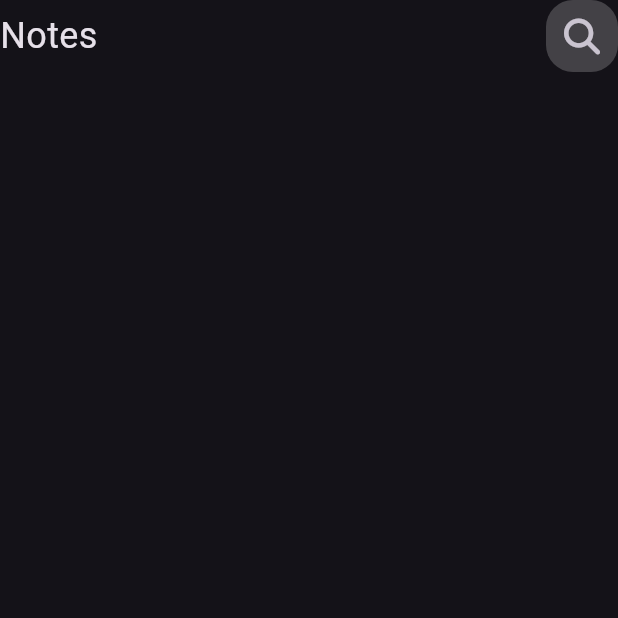
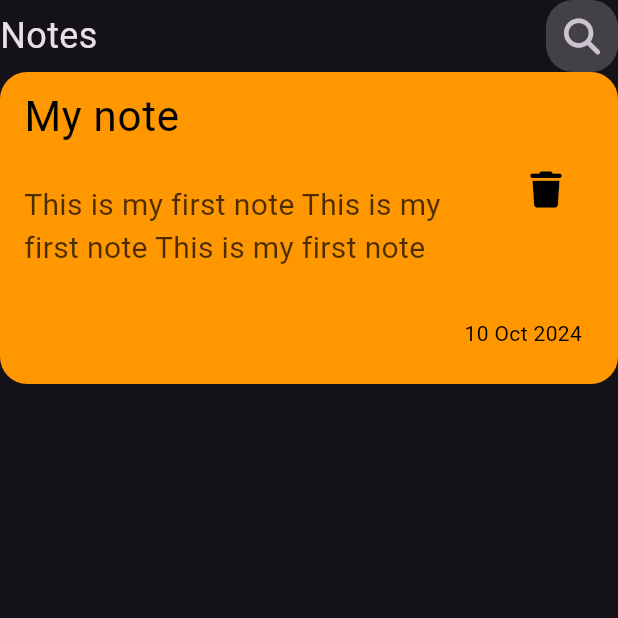
Before and after one commit to khaledgomah/notes_app, a Flutter app: the screen it shows after launch, on a phone screen of 412 x 824 dp, the top half of it. Run offline on Flutter 3.47's test engine with Material 3 defaults, Android fonts, the phone set to English and light mode, and no system bars; our stand-ins replace font_awesome_flutter.

Commit message:
create note item

```diff
--- a/lib/views/home_view.dart
+++ b/lib/views/home_view.dart
@@ -1,19 +1,17 @@
 import 'package:flutter/material.dart';
 import 'package:font_awesome_flutter/font_awesome_flutter.dart';
 import 'package:notes_app/widgets/custom_app_bar.dart';
+import 'package:notes_app/widgets/note_item.dart';
 
 class HomeView extends StatelessWidget {
   const HomeView({super.key});
 
   @override
   Widget build(BuildContext context) {
-    return Scaffold(
+    return const Scaffold(
       body: SafeArea(
         child: Column(
-          children: [
-            CustomAppBar(),
-
-          ],
+          children: [CustomAppBar(), NoteItem()],
         ),
       ),
     );
--- /dev/null
+++ b/lib/widgets/note_item.dart
@@ -0,0 +1,54 @@
+import 'package:flutter/material.dart';
+import 'package:font_awesome_flutter/font_awesome_flutter.dart';
+
+class NoteItem extends StatelessWidget {
+  const NoteItem({
+    super.key,
+  });
+
+  @override
+  Widget build(BuildContext context) {
+    return Container(
+      decoration: BoxDecoration(
+        borderRadius: BorderRadius.circular(18),
+        color: Colors.orange,
+      ),
+      child: Column(
+        crossAxisAlignment: CrossAxisAlignment.end,
+        children: [
+          ListTile(
+            textColor: Colors.black,
+            iconColor: Colors.black,
+            trailing: Column(
+              children: [
+                IconButton(
+                  icon: const Icon(FontAwesomeIcons.trash),
+                  onPressed: () {},
+                ),
+              ],
+            ),
+            title: const Text(
+              'My note',
+              style: TextStyle(fontSize: 28),
+            ),
+            subtitle: Padding(
+              padding: const EdgeInsets.symmetric(vertical: 24),
+              child: Text(
+                'This is my first note This is my first note This is my first note',
+                style: TextStyle(
+                    color: Colors.black.withOpacity(.7), fontSize: 20),
+              ),
+            ),
+          ),
+          const Padding(
+            padding: EdgeInsets.only(right: 24, bottom: 24),
+            child: Text(
+              '10 Oct 2024',
+              style: TextStyle(color: Colors.black),
+            ),
+          )
+        ],
+      ),
+    );
+  }
+}
```
